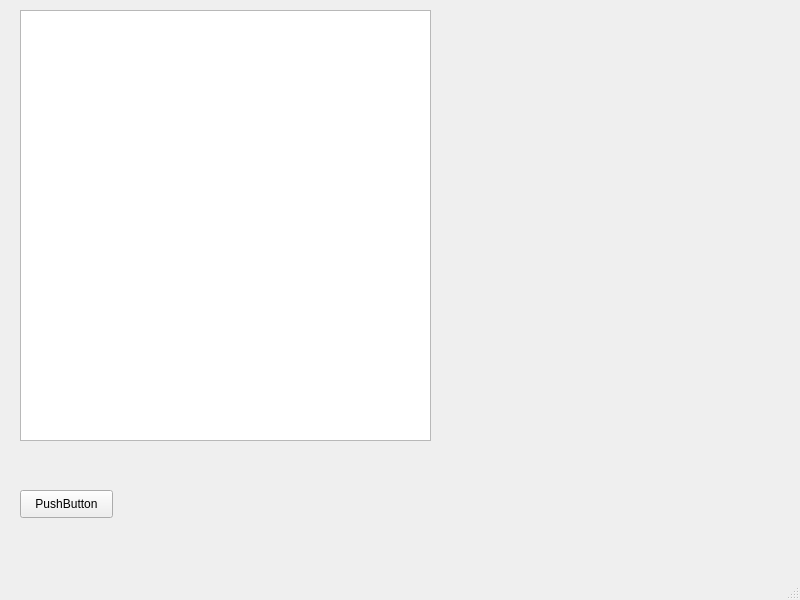
Above: ui/MainWindow.ui from Chevit/AuditMagic before the change. Below: the same form after it.
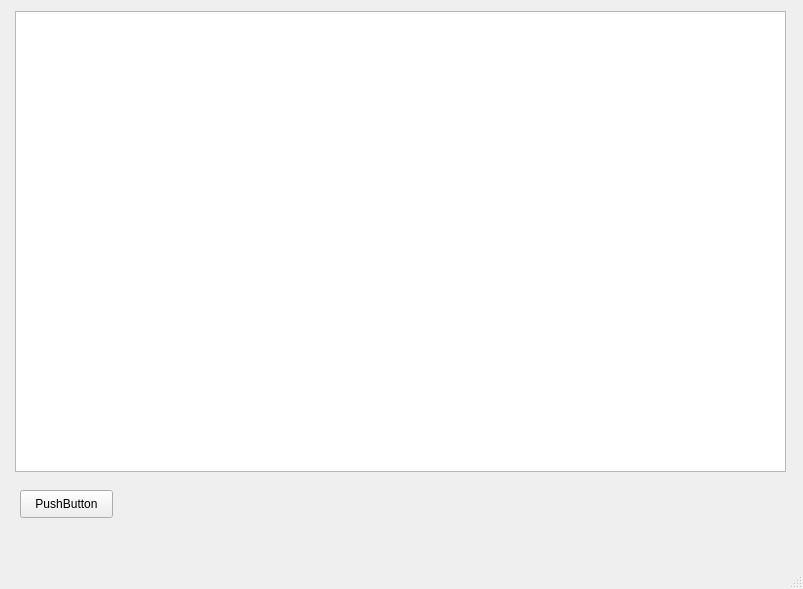
That is the form after the change.

What changed in the file:
```diff
--- a/ui/MainWindow.ui
+++ b/ui/MainWindow.ui
@@ -6,24 +6,14 @@
    <rect>
     <x>0</x>
     <y>0</y>
-    <width>800</width>
-    <height>600</height>
+    <width>803</width>
+    <height>589</height>
    </rect>
   </property>
   <property name="windowTitle">
    <string>MainWindow</string>
   </property>
   <widget class="QWidget" name="centralwidget">
-   <widget class="QTableView" name="tableView">
-    <property name="geometry">
-     <rect>
-      <x>20</x>
-      <y>10</y>
-      <width>411</width>
-      <height>431</height>
-     </rect>
-    </property>
-   </widget>
    <widget class="QPushButton" name="addButton">
     <property name="geometry">
      <rect>
@@ -37,6 +27,22 @@
      <string>PushButton</string>
     </property>
    </widget>
+   <widget class="QTableView" name="tableView">
+    <property name="geometry">
+     <rect>
+      <x>15</x>
+      <y>11</y>
+      <width>771</width>
+      <height>461</height>
+     </rect>
+    </property>
+    <property name="sizePolicy">
+     <sizepolicy hsizetype="Expanding" vsizetype="Expanding">
+      <horstretch>1</horstretch>
+      <verstretch>1</verstretch>
+     </sizepolicy>
+    </property>
+   </widget>
   </widget>
   <widget class="QMenuBar" name="menubar">
    <property name="geometry">
```
Left out of the diff: 2 changed lines with no effect on the pictures.
